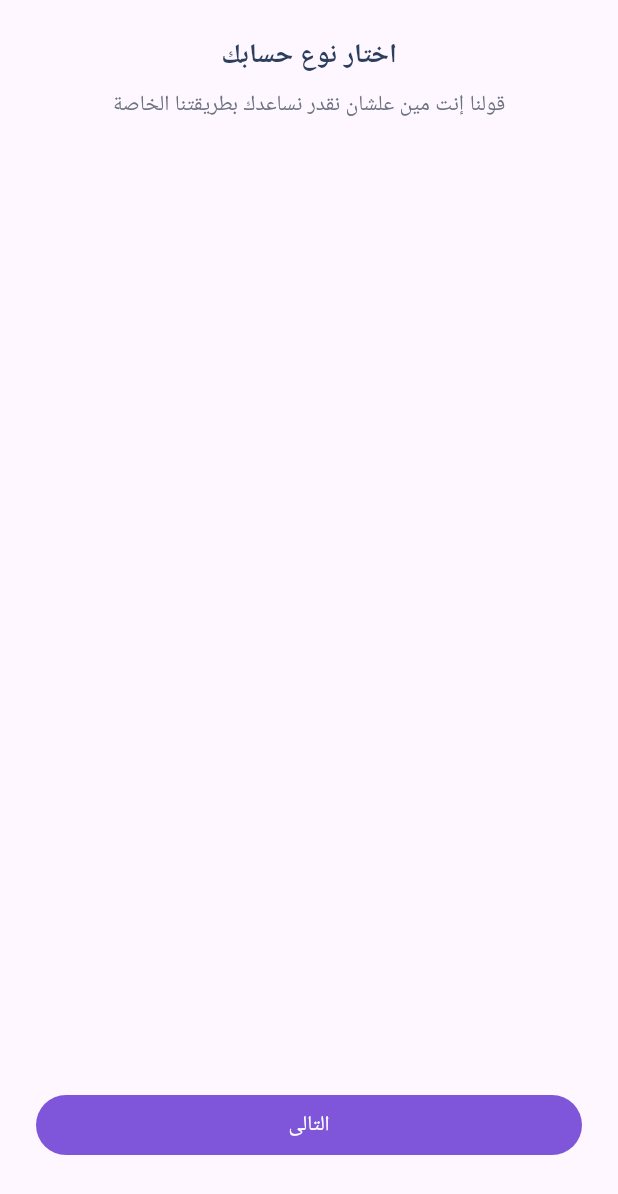
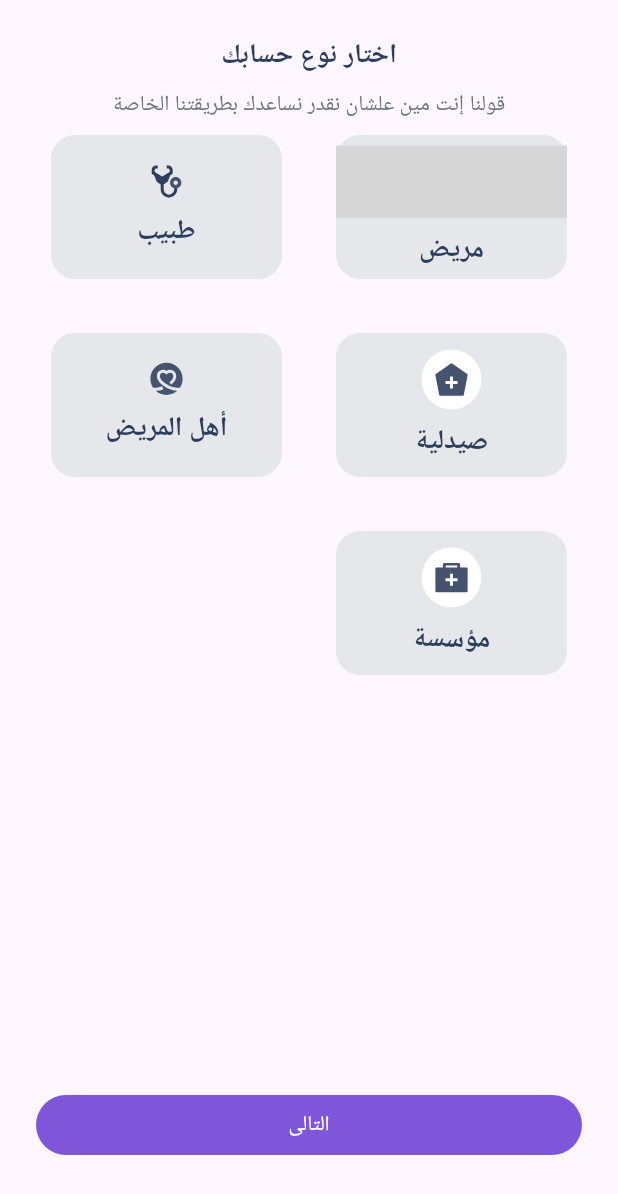
Before and after one commit to rowanibrahem/Lupus-App, a Flutter app: the UsersView screen opened directly, on a phone screen of 412 x 824 dp. Shown: the top 1194 px of the screen. Run offline on Flutter 3.47's test engine with Material 3 defaults, Android fonts, the light colour scheme and no system bars; our stand-ins replace flutter_screenutil, flutter_svg, google_fonts; grey boxes are pictures that could not be loaded.

Commit message:
first intialize

```diff
--- a/lib/core/constants/app_text.dart
+++ b/lib/core/constants/app_text.dart
@@ -25,6 +25,7 @@
   static const charity = 'جمعية خيرية';
   static const patientFamily = 'أهل المريض';
   static const pharmacy = 'صيدلية';
+  static const organization =  'مؤسسة';
   static const join = 'انضم الى مجتمعنا';
   static const chooseAccount = 'اختار نوع حسابك';
   static const chooseAccountSubText =
--- a/lib/core/theme/color_app.dart
+++ b/lib/core/theme/color_app.dart
@@ -4,6 +4,6 @@
   static const Color primaryColor = Color(0xFF7F56D9);
   static const Color textColor = Color(0xFF2C3E5D);
   static const dots = Color(0xFF626F86);
-  static const card = Color(0xFFE5E7EB);
+  static const cardColor = Color(0xFFE5E7EB);
   static const secondaryColor = Color(0xFF6B7280);
 }
--- /dev/null
+++ b/lib/features/auth/data/modals/user_type_modal.dart
@@ -0,0 +1,13 @@
+import 'package:flutter/widgets.dart';
+
+class UserTypeModal {
+  final String text;
+  final String icon;
+  final VoidCallback func;
+
+  UserTypeModal({
+    required this.text,
+    required this.icon,
+    required this.func,
+  });
+}
--- /dev/null
+++ b/lib/features/auth/presentation/views/widgets/grid_list_user_type.dart
@@ -0,0 +1,60 @@
+import 'package:flutter/material.dart';
+import 'package:lupus_app/core/constants/app_text.dart';
+import 'package:lupus_app/core/constants/asset_icons.dart';
+import 'package:lupus_app/features/auth/data/modals/user_type_modal.dart';
+import 'package:lupus_app/features/auth/presentation/views/widgets/user_card_item.dart';
+
+class GridListUserType extends StatelessWidget {
+  const GridListUserType({super.key});
+
+
+  @override
+  Widget build(BuildContext context) {
+  List<UserTypeModal> users = [
+  UserTypeModal(
+    text: AppText.patient,
+    icon: AssetIcons.patientIcon,
+    func: () {},
+  ),
+  UserTypeModal(
+    text: AppText.doctor,
+    icon: AssetIcons.doctorIcon,
+    func: () {},
+  ),
+  UserTypeModal(
+    text: AppText.pharmacy,
+    icon: AssetIcons.pharmacyIcon,
+    func: () {},
+  ),
+  UserTypeModal(
+    text: AppText.patientFamily,
+    icon: AssetIcons.patientFamilyicon,
+    func: () {},
+  ),
+  UserTypeModal(
+    text: AppText.organization,
+    icon: AssetIcons.charityIcon,
+    func: () {},
+  ),
+];
+    return  Expanded(
+      child: GridView.builder(
+        itemCount: users.length,
+        gridDelegate: SliverGridDelegateWithFixedCrossAxisCount(
+          crossAxisCount: 2,
+          mainAxisSpacing: 16,
+          crossAxisSpacing: 16,
+          childAspectRatio: 1.5,
+        ),
+        itemBuilder: (context, index) {
+          final user = users[index];
+          return UserCardItem(
+            text: user.text,
+             icon: user.icon,
+             func: user.func
+             );
+        },
+      ),
+    );
+  }
+}
--- /dev/null
+++ b/lib/features/auth/presentation/views/widgets/user_card_item.dart
@@ -0,0 +1,42 @@
+import 'package:flutter/material.dart';
+import 'package:flutter_svg/svg.dart';
+import 'package:lupus_app/core/theme/color_app.dart';
+import 'package:lupus_app/core/theme/styles.dart';
+
+class UserCardItem extends StatelessWidget {
+  const UserCardItem({super.key, required this.text , required this.icon, required this.func});
+
+  final String text;
+  final String icon;
+  final VoidCallback func;
+  @override
+  Widget build(BuildContext context) {
+    return GestureDetector(
+      onTap: () {
+        func();
+      },
+      child: Padding(
+        padding: const EdgeInsets.all(10.0),
+        child: Container(
+          height: 120,
+          width: double.infinity,
+          decoration: BoxDecoration(
+            color: ColorApp.cardColor,
+            borderRadius: BorderRadius.circular(16),
+          ),
+          child: Column(
+            mainAxisAlignment: MainAxisAlignment.center,
+            children: [
+            SvgPicture.asset(icon),
+            const SizedBox(height: 8),
+            Text(
+              text,
+              style: Styles.textStyle16(context).copyWith(fontSize: 18),
+            )
+            ],
+          ),
+        ),
+      ),
+    );
+  }
+}
--- a/lib/features/auth/presentation/views/widgets/users_type_body.dart
+++ b/lib/features/auth/presentation/views/widgets/users_type_body.dart
@@ -2,6 +2,7 @@
 import 'package:lupus_app/core/constants/app_text.dart';
 import 'package:lupus_app/core/shared_widgets/custom_button.dart';
 import 'package:lupus_app/core/theme/styles.dart';
+import 'package:lupus_app/features/auth/presentation/views/widgets/grid_list_user_type.dart';
 
 class UsersTypeBody extends StatelessWidget {
   const UsersTypeBody({super.key});
@@ -21,7 +22,8 @@
             AppText.chooseAccountSubText,
             style: Styles.textStyle14(context),
           ),
-          const Spacer(),
+          GridListUserType(),
+        SizedBox(height: 20),
           CustomButton(
             text: AppText.next,
             func: (){},
--- a/lib/lupus_app.dart
+++ b/lib/lupus_app.dart
@@ -2,7 +2,6 @@
 import 'package:flutter_screenutil/flutter_screenutil.dart';
 import 'package:google_fonts/google_fonts.dart';
 import 'package:lupus_app/features/auth/presentation/views/login_view.dart';
-import 'package:lupus_app/features/auth/presentation/views/users_view.dart';
 import 'package:flutter_localizations/flutter_localizations.dart';
 
 class LupusApp extends StatelessWidget {
```
Also changed, not shown: lib/features/auth/presentation/views/widgets/card_item.dart (deleted), pubspec.lock.
